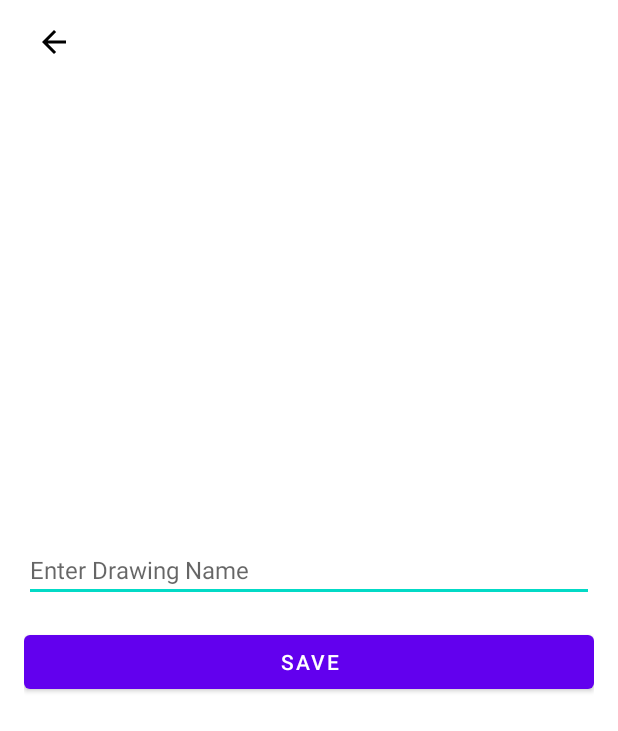
After one commit to rohangz/Powerplay, an Android app: the SaveDrawingActivity screen opened directly, with no data from a screen before it, on a phone screen of 412 x 824 dp. The commit adds this screen. Shown: the top 731 px of the screen. Run offline under Robolectric (Android 15) with nearby library versions, the phone set to English and light mode, and no system bars; our stand-ins replace data binding; 1 statement that could not run was skipped.

```diff
--- a/app/build.gradle
+++ b/app/build.gradle
@@ -3,6 +3,7 @@ plugins {
     id 'kotlin-android'
 }
 
+apply plugin: 'kotlin-kapt'
 android {
     compileSdkVersion 30
     buildToolsVersion "30.0.2"
--- /dev/null
+++ b/app/src/main/java/com/rinfinity/powerplay/view/SaveDrawingActivity.kt
@@ -0,0 +1,62 @@
+package com.rinfinity.powerplay.view
+
+import android.app.Activity
+import android.content.Intent
+import androidx.appcompat.app.AppCompatActivity
+import android.os.Bundle
+import android.widget.Toast
+import androidx.databinding.DataBindingUtil
+import androidx.lifecycle.ViewModelProvider
+import com.rinfinity.powerplay.R
+import com.rinfinity.powerplay.databinding.ActivitySaveDrawingBinding
+import com.rinfinity.powerplay.utils.IntentParmas
+import com.rinfinity.powerplay.viewmodel.SaveDrawingViewModel
+
+class SaveDrawingActivity : AppCompatActivity() {
+
+    private lateinit var mBinding: ActivitySaveDrawingBinding
+    private lateinit var mViewModel: SaveDrawingViewModel
+
+    override fun onCreate(savedInstanceState: Bundle?) {
+        super.onCreate(savedInstanceState)
+        initUI()
+        getDataFromIntent()
+        setOnClickListeners()
+    }
+
+    private fun getDataFromIntent() {
+        mViewModel.uri = intent?.data!!
+    }
+    private fun initUI() {
+        mBinding = DataBindingUtil.setContentView(this, R.layout.activity_save_drawing)
+        mViewModel =
+            ViewModelProvider(this, ViewModelProvider.AndroidViewModelFactory(application)).get(
+                SaveDrawingViewModel::class.java
+            )
+        mBinding.mViewModel = mViewModel
+    }
+
+    private fun setOnClickListeners() {
+        mBinding.appButtonSave.setOnClickListener {
+            if (mViewModel.isFileNameValid) {
+                Intent().apply {
+                    putExtra(IntentParmas.PARAM_IMAGE_NAME, mViewModel.fileName)
+                    putExtra(IntentParmas.PARAM_IMAGE_ID, System.currentTimeMillis())
+                    putExtra(IntentParmas.PARAM_IMAGE_CREATION_TIME, mViewModel.getDrawingCreationTime())
+                    data = mViewModel.uri
+                    setResult(Activity.RESULT_OK, this)
+                    finish()
+                }
+            } else
+                Toast.makeText(
+                    this,
+                    getString(R.string.app_enter_valid_file_name),
+                    Toast.LENGTH_LONG
+                ).show()
+        }
+        mBinding.appBack.setOnClickListener {
+            setResult(Activity.RESULT_OK)
+            finish()
+        }
+    }
+}
--- /dev/null
+++ b/app/src/main/res/layout/activity_save_drawing.xml
@@ -0,0 +1,57 @@
+<?xml version="1.0" encoding="utf-8"?>
+<layout xmlns:android="http://schemas.android.com/apk/res/android"
+    xmlns:app="http://schemas.android.com/apk/res-auto"
+    xmlns:tools="http://schemas.android.com/tools">
+
+    <data>
+
+        <variable
+            name="mViewModel"
+            type="com.rinfinity.powerplay.viewmodel.SaveDrawingViewModel" />
+    </data>
+
+    <androidx.constraintlayout.widget.ConstraintLayout
+        android:layout_width="match_parent"
+        android:layout_height="match_parent"
+        android:paddingStart="16dp"
+        android:paddingEnd="16dp">
+
+        <ImageView
+            android:id="@+id/app_back"
+            android:layout_width="wrap_content"
+            android:layout_height="wrap_content"
+            android:layout_marginStart="8dp"
+            android:layout_marginTop="16dp"
+            android:src="@drawable/app_ic_back"
+            app:layout_constraintStart_toStartOf="parent"
+            app:layout_constraintTop_toTopOf="parent"
+            app:tint="@color/black" />
+
+        <EditText
+            android:id="@+id/app_drawing_name"
+            android:layout_width="match_parent"
+            android:layout_height="wrap_content"
+            android:hint="@string/app_enter_drawing_name"
+            android:text="@={mViewModel.fileName}"
+            android:textSize="16sp"
+            app:layout_constraintBottom_toTopOf="@id/app_button_save"
+            app:layout_constraintEnd_toEndOf="parent"
+            app:layout_constraintStart_toStartOf="parent"
+            app:layout_constraintTop_toTopOf="parent"
+            app:layout_constraintVertical_chainStyle="packed" />
+
+
+        <Button
+            android:id="@+id/app_button_save"
+            android:layout_width="match_parent"
+            android:layout_height="wrap_content"
+            android:layout_marginTop="16dp"
+            android:text="@string/app_save"
+            app:layout_constraintBottom_toBottomOf="parent"
+            app:layout_constraintEnd_toEndOf="parent"
+            app:layout_constraintStart_toStartOf="parent"
+            app:layout_constraintTop_toBottomOf="@id/app_drawing_name"
+            app:layout_constraintVertical_chainStyle="packed" />
+
+    </androidx.constraintlayout.widget.ConstraintLayout>
+</layout>
--- a/app/src/main/res/values/strings.xml
+++ b/app/src/main/res/values/strings.xml
@@ -5,4 +5,7 @@
     <string name="app_gallery">Gallery</string>
     <string name="app_all_permissions_are_necessary">All permissions are necessary</string>
     <string name="app_one_or_more_permissions_denied">Cannot proceed as one or more permission(s) is denied. Go app settings for allowing permission(s).</string>
+    <string name="app_enter_drawing_name">Enter Drawing Name</string>
+    <string name="app_save">Save</string>
+    <string name="app_enter_valid_file_name">Please enter a valid filename</string>
 </resources>
```
Also changed, not shown: app/src/main/AndroidManifest.xml (+10 -7 lines), app/src/main/java/com/rinfinity/powerplay/adapter/DrawingListAdapter.kt (+26 -5 lines), app/src/main/java/com/rinfinity/powerplay/model/DrawingModels.kt (+8 -3 lines), app/src/main/java/com/rinfinity/powerplay/utils/AppConstants.kt (+13 -1 lines), app/src/main/java/com/rinfinity/powerplay/utils/CommonBindingAdapter.kt (added, +29 -0 lines), app/src/main/java/com/rinfinity/powerplay/view/MainActivity.kt (+46 -9 lines), app/src/main/java/com/rinfinity/powerplay/viewmodel/MainActivityViewModel.kt (+7 -3 lines), app/src/main/java/com/rinfinity/powerplay/viewmodel/SaveDrawingViewModel.kt (added, +30 -0 lines), app/src/main/res/layout/activity_main.xml (+0 -8 lines), app/src/main/res/layout/app_drawing_item.xml (added, +85 -0 lines).
